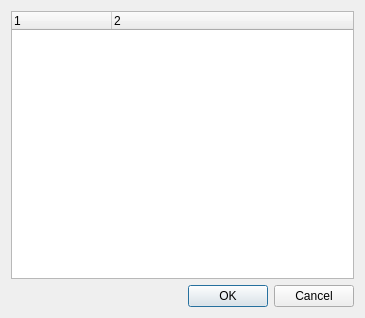
Above: forms/dlgstrlinfo.ui from eugene-pa/armdncqt before the change. Below: the same form after it.
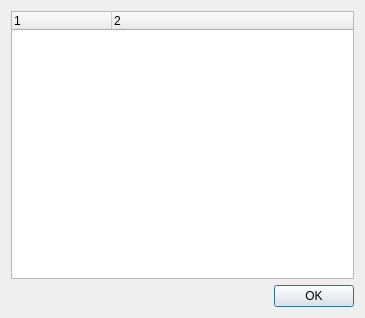
That is the form after the change.

```diff
--- a/forms/dlgstrlinfo.ui
+++ b/forms/dlgstrlinfo.ui
@@ -37,7 +37,7 @@
       <enum>Qt::Horizontal</enum>
      </property>
      <property name="standardButtons">
-      <set>QDialogButtonBox::Cancel|QDialogButtonBox::Ok</set>
+      <set>QDialogButtonBox::Ok</set>
      </property>
     </widget>
    </item>
```
